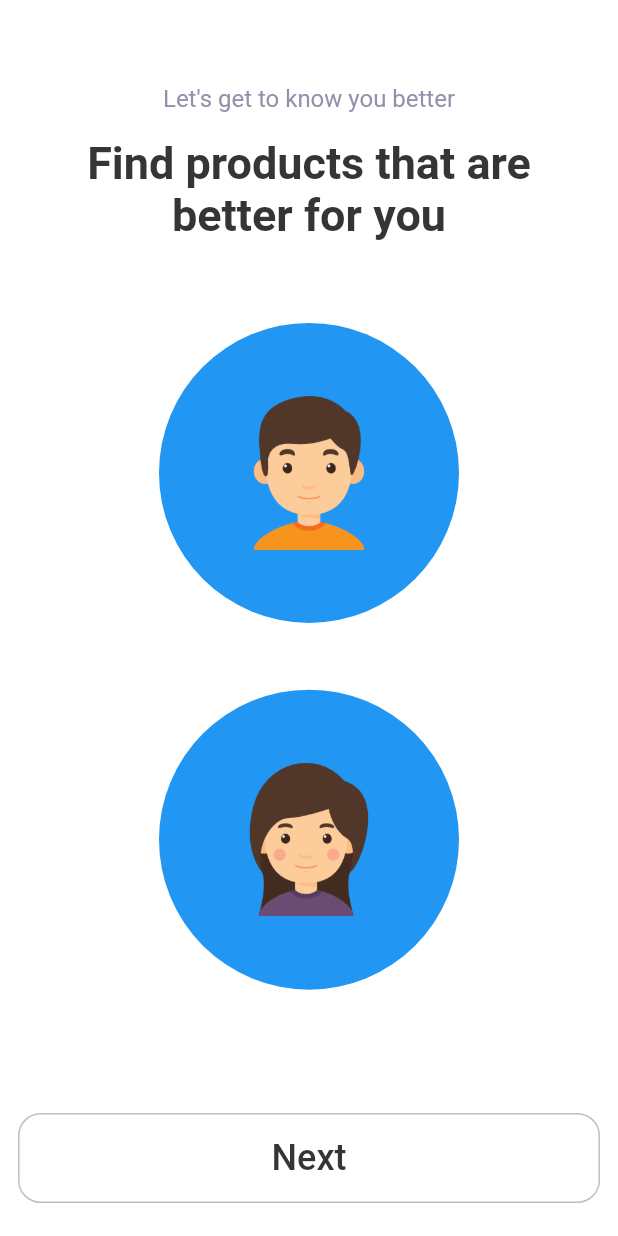
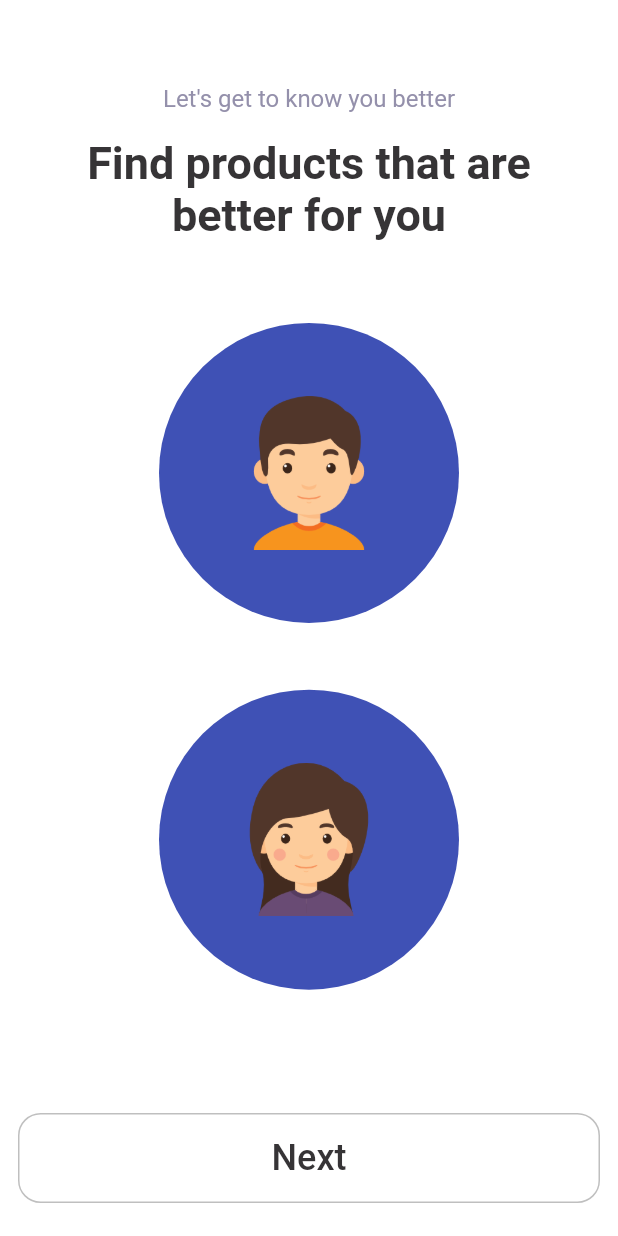
Before and after one commit to omzer/register-demo, a Flutter app: the screen it shows after launch, on a phone screen of 412 x 824 dp. Run offline on Flutter 3.47's test engine with Material 2 defaults, Android fonts, the phone set to English and light mode, and no system bars; our stand-ins replace flutter_animation_progress_bar.

```diff
--- a/lib/pages/gender_page.dart
+++ b/lib/pages/gender_page.dart
@@ -25,20 +25,16 @@ class GenderPage extends StatelessWidget {
     );
   }
 
+  MyAvatar boy = MyAvatar();
   Widget _buildBody() {
     return Column(
       children: <Widget>[
         _buildSubtitle(),
         _buildTitle(),
         SizedBox(height: 32),
-        Expanded(
-          child: Hero(
-            tag: 'boy',
-            child: MyAvatar(),
-          ),
-        ),
+        Expanded(child: boy),
         SizedBox(height: 32),
-        Expanded(child: MyAvatar(type: GenderType.girl)),
+        Expanded(child: MyAvatar(type: GenderType.girl, tag: 'girl')),
         SizedBox(height: 64),
         _buildNextButton(),
         SizedBox(height: 10),
@@ -83,5 +79,8 @@ class GenderPage extends StatelessWidget {
     );
   }
 
-  void next() => StaticMethods.goTo(context, HoppiesPage());
+  void next() {
+    boy.clicked = true;
+    StaticMethods.goTo(context, HoppiesPage(avatar: boy));
+  }
 }
--- a/lib/static_data/static_font_styles.dart
+++ b/lib/static_data/static_font_styles.dart
@@ -15,4 +15,8 @@ class MyFontStyles {
     color: MyColors.titleFontColor,
     fontSize: 24,
   );
+  static final TextStyle optionStyle = TextStyle(
+    color: MyColors.backgroundColor,
+    fontSize: 16,
+  );
 }
--- a/lib/ui_components/my_avatar.dart
+++ b/lib/ui_components/my_avatar.dart
@@ -3,9 +3,12 @@ import 'package:register_demo/static_data/gender_type.dart';
 
 class MyAvatar extends StatefulWidget {
   final GenderType type;
-
+  final String tag;
+  bool clicked;
   MyAvatar({
     this.type = GenderType.boy,
+    this.tag = 'boy',
+    this.clicked = false,
   });
 
   @override
@@ -15,10 +18,11 @@ class MyAvatar extends StatefulWidget {
 class _MyAvatarState extends State<MyAvatar> {
   double size = 200;
   int duration = 200;
-  Color color = Colors.blue;
+  Color color = Colors.indigo;
   Curve curve = Curves.fastLinearToSlowEaseIn;
   @override
   Widget build(BuildContext context) {
+    if (widget.clicked) color = Colors.green;
     return AnimatedContainer(
       curve: curve,
       duration: Duration(milliseconds: duration),
@@ -28,10 +32,13 @@ class _MyAvatarState extends State<MyAvatar> {
         radius: double.infinity,
         backgroundColor: color,
         child: InkWell(
-          onTap: _onClick,
-          child: Image.asset(
-            'lib/imgs/${widget.type == GenderType.boy ? 'boy' : 'girl'}.png',
-            scale: 2.5,
+          onTap: widget.clicked ? null : _onClick,
+          child: Hero(
+            tag: widget.tag,
+            child: Image.asset(
+              'lib/imgs/${widget.type == GenderType.boy ? 'boy' : 'girl'}.png',
+              scale: 2.5,
+            ),
           ),
         ),
       ),
@@ -42,7 +49,7 @@ class _MyAvatarState extends State<MyAvatar> {
     // First animation
     size = 80;
     duration = 250;
-    color = Colors.yellow;
+    color = Colors.blue;
     curve = Curves.fastLinearToSlowEaseIn;
     setState(() {});
     await Future.delayed(
@@ -52,7 +59,7 @@ class _MyAvatarState extends State<MyAvatar> {
     curve = Curves.easeInCirc;
     duration = 180;
     size = 200;
-    color = Colors.amber;
+    color = Colors.green;
     setState(() {});
   }
 }
--- a/pubspec.yaml
+++ b/pubspec.yaml
@@ -27,7 +27,7 @@ dependencies:
 dev_dependencies:
   flutter_test:
     sdk: flutter
-
+  flutter_animation_progress_bar:
 
 # For information on the generic Dart part of this file, see the
 # following page: https://www.dartlang.org/tools/pub/pubspec
```
Also changed, not shown: lib/pages/hoppies_page.dart (+108 -2 lines), lib/ui_components/my_option.dart (added, +54 -0 lines), pubspec.lock.
